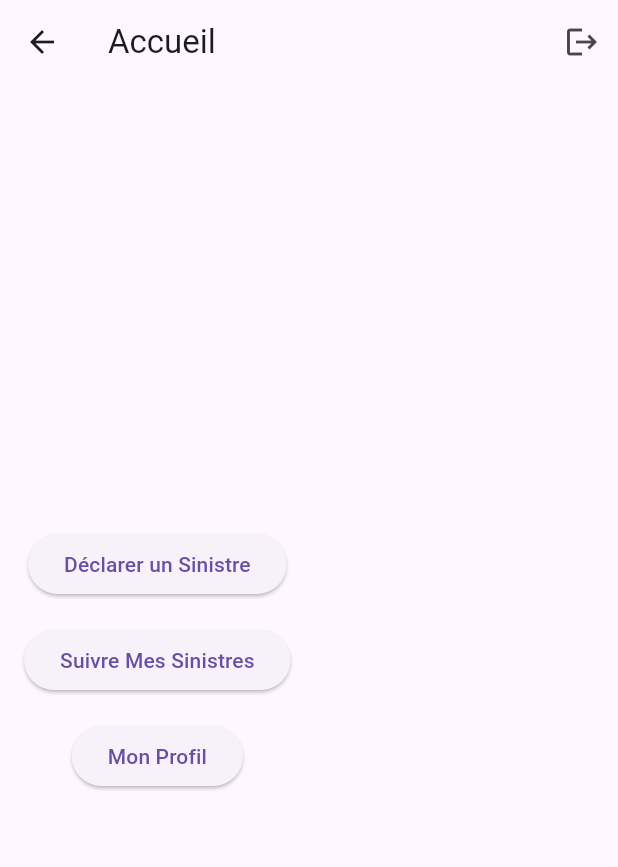
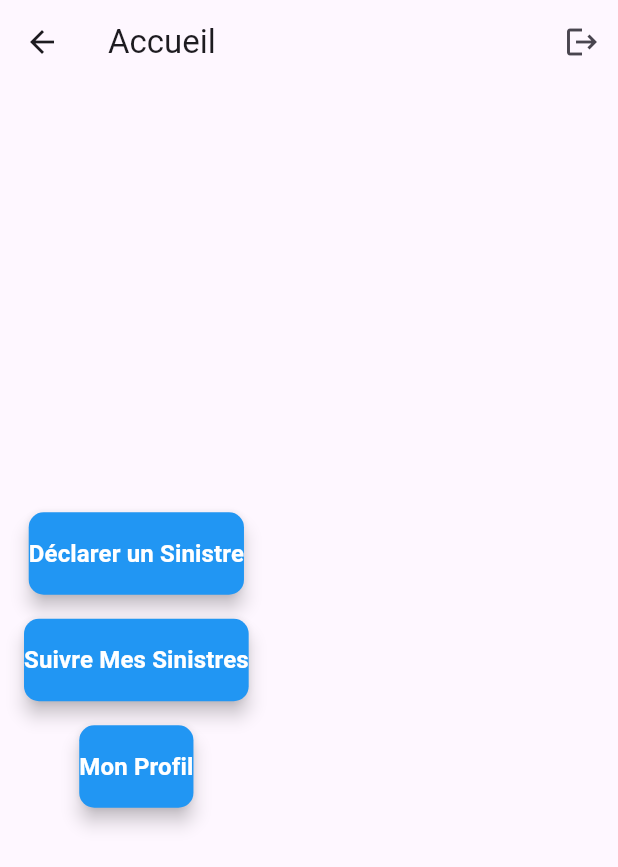
Before and after one commit to aymenzouaoui/sinstressprojet, a Flutter app: the HomeScreen screen opened by its route, on a phone screen of 412 x 824 dp. Shown: the top 867 px of the screen. Run offline on Flutter 3.47's test engine with Material 3 defaults, Android fonts, the light colour scheme and no system bars; our stand-ins replace flutter_local_notifications, flutter_map, image_picker, latlong2, shared_preferences, smooth_page_indicator and 2 more; accounts and stored records are empty.

Commit message:
Update home_screen.dart

```diff
--- a/lib/screens/home_screen.dart
+++ b/lib/screens/home_screen.dart
@@ -1,12 +1,20 @@
 // lib/screens/home_screen.dart
 
-import 'package:client/screens/profile/ProfileScreen.dart';
 import 'package:flutter/material.dart';
+import 'package:shared_preferences/shared_preferences.dart';
 import 'auth/login_screen.dart';
-
 
 class HomeScreen extends StatelessWidget {
   const HomeScreen({super.key});
+
+  Future<void> _logout(BuildContext context) async {
+    SharedPreferences prefs = await SharedPreferences.getInstance();
+    await prefs.remove('isLoggedIn');
+    Navigator.pushReplacement(
+      context,
+      MaterialPageRoute(builder: (context) => const LoginScreen()),
+    );
+  }
 
   @override
   Widget build(BuildContext context) {
@@ -16,13 +24,7 @@ class HomeScreen extends StatelessWidget {
         actions: [
           IconButton(
             icon: const Icon(Icons.logout),
-            onPressed: () {
-              // Log out the user and navigate to the login screen
-              Navigator.pushReplacement(
-                context,
-                MaterialPageRoute(builder: (context) => const LoginScreen()),
-              );
-            },
+            onPressed: () => _logout(context),
           ),
         ],
       ),
@@ -33,29 +35,68 @@ class HomeScreen extends StatelessWidget {
           children: [
             ElevatedButton(
               onPressed: () {
-                Navigator.push(
-                  context,
-                  MaterialPageRoute(builder: (context) => const HomeScreen()),
-                );
+                Navigator.pushNamed(context, '/sinistre_form');
               },
-              child: const Text('Déclarer un Sinistre'),
+              style: ElevatedButton.styleFrom(
+                padding: EdgeInsets.symmetric(vertical: 16.0),
+                backgroundColor: Colors.blue,
+                shape: RoundedRectangleBorder(
+                  borderRadius: BorderRadius.circular(10),
+                ),
+                elevation: 5,
+              ),
+              child: const Text(
+                'Déclarer un Sinistre',
+                style: TextStyle(
+                  fontSize: 16,
+                  fontWeight: FontWeight.bold,
+                  color: Colors.white,
+                ),
+              ),
             ),
             const SizedBox(height: 16),
             ElevatedButton(
               onPressed: () {
-
+                Navigator.pushNamed(context, '/suivi');
               },
-              child: const Text('Suivre Mes Sinistres'),
+              style: ElevatedButton.styleFrom(
+                padding: EdgeInsets.symmetric(vertical: 16.0),
+                backgroundColor: Colors.blue,
+                shape: RoundedRectangleBorder(
+                  borderRadius: BorderRadius.circular(10),
+                ),
+                elevation: 5,
+              ),
+              child: const Text(
+                'Suivre Mes Sinistres',
+                style: TextStyle(
+                  fontSize: 16,
+                  fontWeight: FontWeight.bold,
+                  color: Colors.white,
+                ),
+              ),
             ),
             const SizedBox(height: 16),
             ElevatedButton(
               onPressed: () {
-                Navigator.push(
-                  context,
-                  MaterialPageRoute(builder: (context) => const ProfileScreen()),
-                );
+                Navigator.pushNamed(context, '/profile');
               },
-              child: const Text('Mon Profil'),
+              style: ElevatedButton.styleFrom(
+                padding: EdgeInsets.symmetric(vertical: 16.0),
+                backgroundColor: Colors.blue,
+                shape: RoundedRectangleBorder(
+                  borderRadius: BorderRadius.circular(10),
+                ),
+                elevation: 5,
+              ),
+              child: const Text(
+                'Mon Profil',
+                style: TextStyle(
+                  fontSize: 16,
+                  fontWeight: FontWeight.bold,
+                  color: Colors.white,
+                ),
+              ),
             ),
           ],
         ),
```
